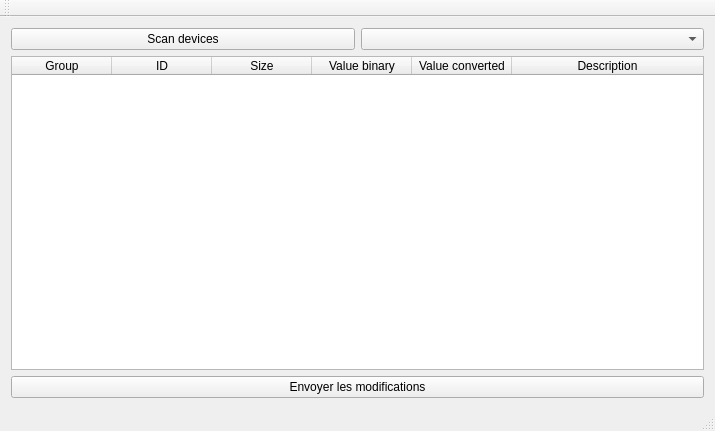
Old version of the form remote_ctrl/mainwindow.ui in the repository TH0MA5P/remote_dashboard.
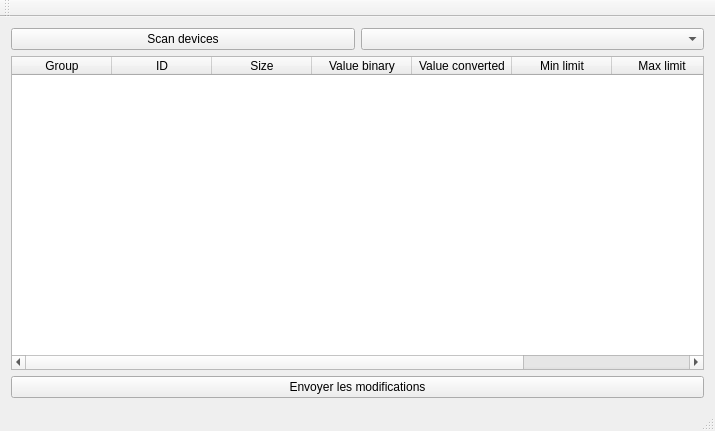
New version of the form.

Diff of the .ui file:
```diff
--- a/remote_ctrl/mainwindow.ui
+++ b/remote_ctrl/mainwindow.ui
@@ -77,6 +77,16 @@
         <string>Value converted</string>
        </property>
       </column>
+      <column>
+       <property name="text">
+        <string>Min limit</string>
+       </property>
+      </column>
+      <column>
+       <property name="text">
+        <string>Max limit</string>
+       </property>
+      </column>
       <column>
        <property name="text">
         <string>Description</string>
```
